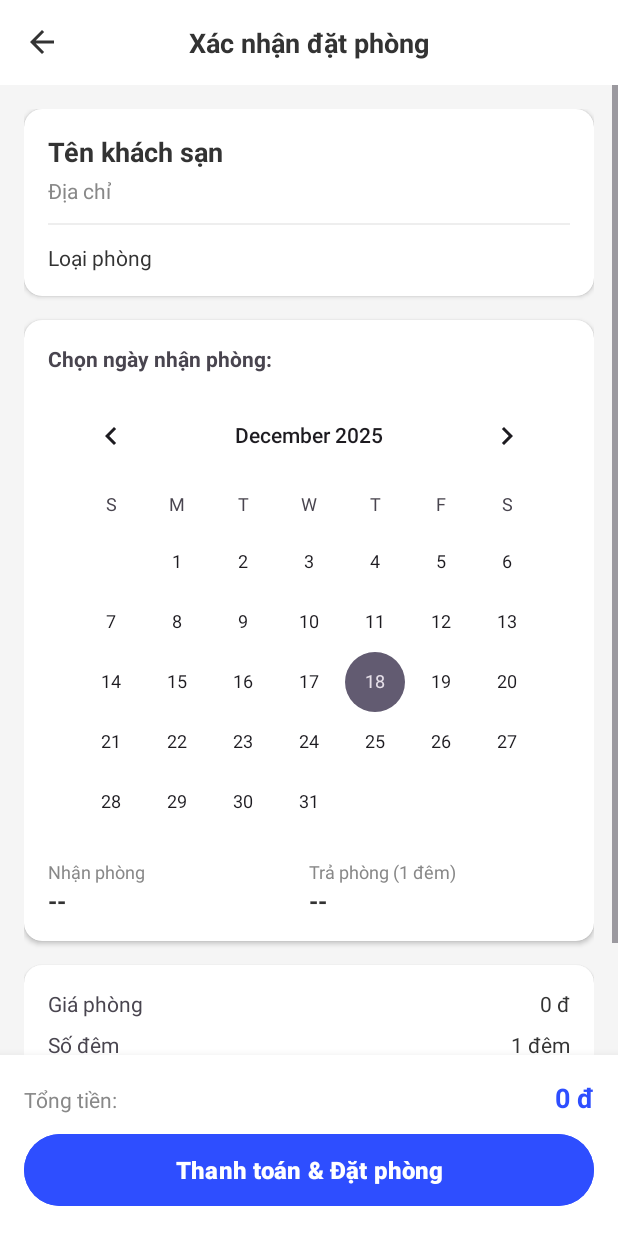
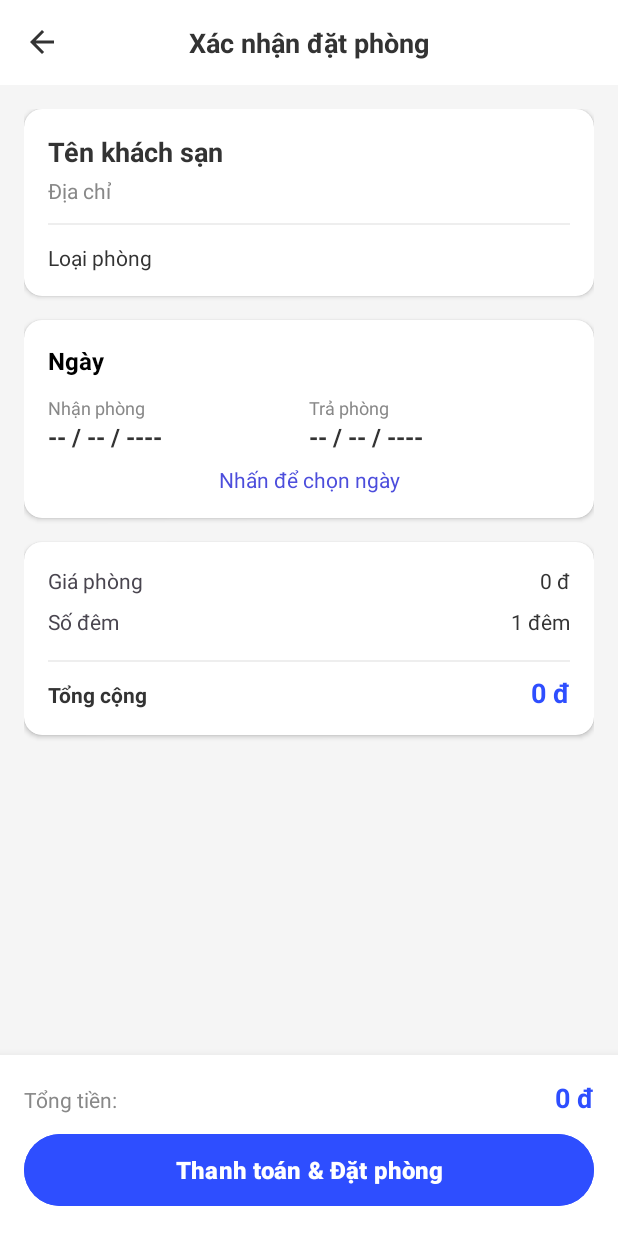
Before and after one commit to tduongg1112/Mobile_Hotel_Booking_App, an Android app: the BookingActivity screen opened directly, with no data from a screen before it, on a phone screen of 412 x 824 dp. Run offline under Robolectric (Android 15) with nearby library versions, the phone set to English and light mode, and no system bars; our stand-ins replace Firebase (no records; nobody signed in at launch, a user with empty details on screens opened directly); 1 statement that could not run was skipped.

Commit message:
sửa lỗi đặt lịch (hiện ngày bắt đầu, kết thúc), hiện tổng tiền

```diff
--- a/app/build.gradle
+++ b/app/build.gradle
@@ -23,15 +23,17 @@ android {
         }
     }
     compileOptions {
+        coreLibraryDesugaringEnabled true
         sourceCompatibility JavaVersion.VERSION_11
         targetCompatibility JavaVersion.VERSION_11
     }
 }
 
 dependencies {
+    coreLibraryDesugaring 'com.android.tools:desugar_jdk_libs:2.0.4'
     // --- UI & MATERIAL DESIGN ---
     implementation 'androidx.appcompat:appcompat:1.6.1'
-    // Cập nhật lên 1.12.0 cho giống nhóm (nhóm dùng 1.13.0 có thể hơi cao, dùng 1.12 ổn định hơn hoặc giữ 1.11 cũng được)
+    // Cập nhật lên 1.12.0 cho giống nhóm (nhóm dùng 1.13.0 có thể hơi cao, dùng 1.11 cũng được)
     implementation 'com.google.android.material:material:1.11.0'
     implementation 'androidx.constraintlayout:constraintlayout:2.1.4'
     implementation 'androidx.recyclerview:recyclerview:1.3.2'
@@ -51,6 +53,8 @@ dependencies {
     // --- LOAD ẢNH ---
     implementation 'com.github.bumptech.glide:glide:4.16.0'
 
+    // --- CALENDAR VIEW ---
+
     // --- TESTING ---
     testImplementation 'junit:junit:4.13.2'
     androidTestImplementation 'androidx.test.ext:junit:1.1.5'
--- /dev/null
+++ b/app/src/main/res/drawable/calendar_range_middle_bg.xml
@@ -0,0 +1,5 @@
+<?xml version="1.0" encoding="utf-8"?>
+<shape xmlns:android="http://schemas.android.com/apk/res/android"
+    android:shape="rectangle">
+    <solid android:color="#8EACE3" />
+</shape>
--- /dev/null
+++ b/app/src/main/res/drawable/calendar_single_date_bg.xml
@@ -0,0 +1,5 @@
+<?xml version="1.0" encoding="utf-8"?>
+<shape xmlns:android="http://schemas.android.com/apk/res/android"
+    android:shape="oval">
+    <solid android:color="#2962FF" />
+</shape>
--- a/app/src/main/res/layout/activity_select_date.xml
+++ b/app/src/main/res/layout/activity_select_date.xml
@@ -98,12 +98,16 @@
             </androidx.cardview.widget.CardView>
 
             <androidx.cardview.widget.CardView
+                android:id="@+id/dateSelectionCard"
                 android:layout_width="match_parent"
                 android:layout_height="wrap_content"
                 app:cardCornerRadius="12dp"
                 app:cardElevation="2dp"
                 app:cardBackgroundColor="#FFFFFF"
-                android:layout_marginBottom="16dp">
+                android:layout_marginBottom="16dp"
+                android:clickable="true"
+                android:focusable="true"
+                android:foreground="?attr/selectableItemBackground">
 
                 <LinearLayout
                     android:layout_width="match_parent"
@@ -114,20 +118,16 @@
                     <TextView
                         android:layout_width="wrap_content"
                         android:layout_height="wrap_content"
-                        android:text="Chọn ngày nhận phòng:"
+                        android:text="Ngày"
                         android:textStyle="bold"
-                        android:layout_marginBottom="8dp"/>
-
-                    <CalendarView
-                        android:id="@+id/calendarView"
-                        android:layout_width="match_parent"
-                        android:layout_height="300dp" />
+                        android:textSize="16sp"
+                        android:textColor="@color/black"
+                        android:layout_marginBottom="12dp"/>
 
                     <LinearLayout
                         android:layout_width="match_parent"
                         android:layout_height="wrap_content"
-                        android:orientation="horizontal"
-                        android:layout_marginTop="16dp">
+                        android:orientation="horizontal">
 
                         <LinearLayout
                             android:layout_width="0dp"
@@ -144,7 +144,7 @@
                                 android:id="@+id/tvCheckIn"
                                 android:layout_width="wrap_content"
                                 android:layout_height="wrap_content"
-                                android:text="--"
+                                android:text="-- / -- / ----"
                                 android:textStyle="bold"
                                 android:textColor="#333"
                                 android:textSize="16sp"/>
@@ -158,19 +158,26 @@
                             <TextView
                                 android:layout_width="wrap_content"
                                 android:layout_height="wrap_content"
-                                android:text="Trả phòng (1 đêm)"
+                                android:text="Trả phòng"
                                 android:textSize="12sp"
                                 android:textColor="#888"/>
                             <TextView
                                 android:id="@+id/tvCheckOut"
                                 android:layout_width="wrap_content"
                                 android:layout_height="wrap_content"
-                                android:text="--"
+                                android:text="-- / -- / ----"
                                 android:textStyle="bold"
                                 android:textColor="#333"
                                 android:textSize="16sp"/>
                         </LinearLayout>
                     </LinearLayout>
+                     <TextView
+                        android:layout_width="match_parent"
+                        android:layout_height="wrap_content"
+                        android:text="Nhấn để chọn ngày"
+                        android:gravity="center"
+                        android:textColor="@color/primary_blue"
+                        android:layout_marginTop="8dp"/>
                 </LinearLayout>
             </androidx.cardview.widget.CardView>
 
--- a/gradle/libs.versions.toml
+++ b/gradle/libs.versions.toml
@@ -1,5 +1,5 @@
 [versions]
-agp = "8.13.1"
+agp = "8.13.2"
 junit = "4.13.2"
 junitVersion = "1.3.0"
 espressoCore = "3.7.0"
```
Also changed, not shown: app/src/main/java/com/example/hotelbookingapp/activities/BookingActivity.java (+81 -51 lines), app/src/main/res/drawable/calendar_range_end_bg.xml (added, +14 -0 lines), app/src/main/res/drawable/calendar_range_start_bg.xml (added, +14 -0 lines), app/src/main/res/layout/calendar_day_layout.xml (added, +7 -0 lines).
